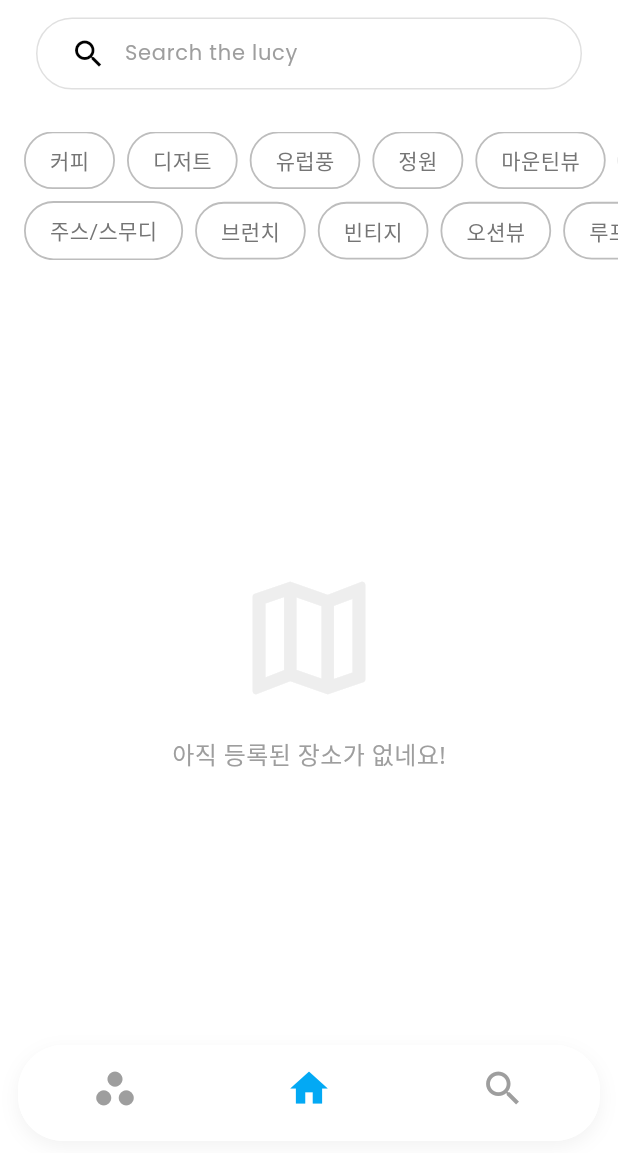
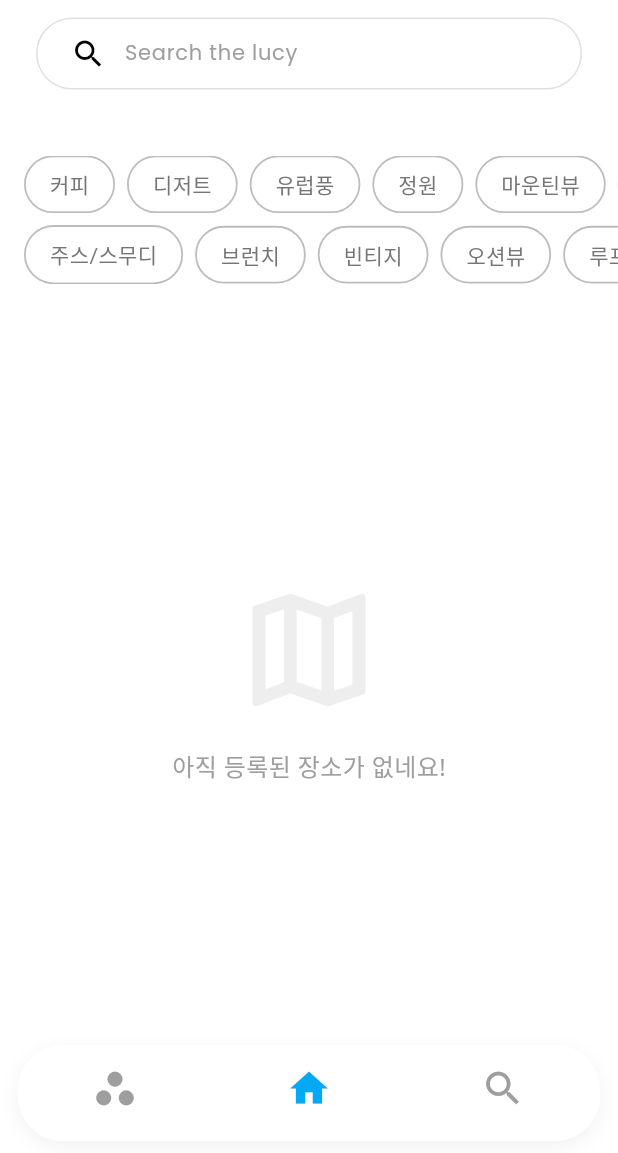
Before and after one commit to wawau09/lucitu, a Flutter app: the screen it shows after launch, on a phone screen of 412 x 824 dp, the part 83-1236 px from its top. Run offline on Flutter 3.47's test engine with Material 3 defaults, Android fonts, the phone set to English and light mode, and no system bars; our stand-ins replace flutter_riverpod, google_fonts, supabase_flutter; missing offline and left inert: dart:html, dart:js, dart:ui_web, flutter_naver_map; accounts and stored records are empty; statements that could not run were skipped.

Commit message:
Adjust category spacing

```diff
--- a/lib/Pages/main_page.dart
+++ b/lib/Pages/main_page.dart
@@ -102,6 +102,7 @@ class _MainScreenState extends ConsumerState<MainScreen> {
                 ),
               ),
             ),
+            const SizedBox(height: 20),
             // Category Filter Section
             const CategoryFilterSection(),
             const SizedBox(height: 20),
--- a/lib/widgets/category_section.dart
+++ b/lib/widgets/category_section.dart
@@ -29,7 +29,7 @@ class CategoryFilterSection extends ConsumerWidget {
       children: [
         // Selected filter bar
         const Padding(
-          padding: EdgeInsets.only(top: 4),
+          padding: EdgeInsets.only(top: 0),
           child: SelectedFilterBar(),
         ),
 
```
Also changed, not shown: 2 other files.
